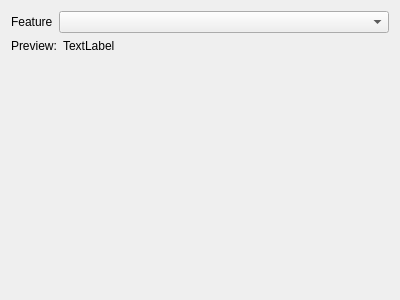
The window that src/ui/qgsexpressionpreviewbase.ui (carsmie/QGIS) describes before a commit, drawn with Qt 5.
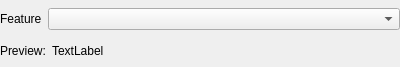
The same window after the commit. Custom widgets are drawn as their Qt base class.

```diff
--- a/src/ui/qgsexpressionpreviewbase.ui
+++ b/src/ui/qgsexpressionpreviewbase.ui
@@ -7,17 +7,29 @@
     <x>0</x>
     <y>0</y>
     <width>400</width>
-    <height>300</height>
+    <height>67</height>
    </rect>
   </property>
   <property name="windowTitle">
    <string>Form</string>
   </property>
   <layout class="QGridLayout" name="gridLayout">
+   <property name="leftMargin">
+    <number>0</number>
+   </property>
+   <property name="topMargin">
+    <number>0</number>
+   </property>
+   <property name="rightMargin">
+    <number>0</number>
+   </property>
+   <property name="bottomMargin">
+    <number>0</number>
+   </property>
    <item row="1" column="0">
     <widget class="QLabel" name="label">
      <property name="sizePolicy">
-      <sizepolicy hsizetype="Maximum" vsizetype="Preferred">
+      <sizepolicy hsizetype="Maximum" vsizetype="Fixed">
        <horstretch>0</horstretch>
        <verstretch>0</verstretch>
       </sizepolicy>
@@ -26,14 +38,14 @@
       <string>Preview:</string>
      </property>
      <property name="alignment">
-      <set>Qt::AlignLeading|Qt::AlignLeft|Qt::AlignTop</set>
+      <set>Qt::AlignLeading|Qt::AlignLeft|Qt::AlignVCenter</set>
      </property>
     </widget>
    </item>
    <item row="1" column="1">
     <widget class="QLabel" name="mPreviewLabel">
      <property name="sizePolicy">
-      <sizepolicy hsizetype="Preferred" vsizetype="MinimumExpanding">
+      <sizepolicy hsizetype="Preferred" vsizetype="Preferred">
        <horstretch>0</horstretch>
        <verstretch>0</verstretch>
       </sizepolicy>
@@ -42,7 +54,7 @@
       <string>TextLabel</string>
      </property>
      <property name="alignment">
-      <set>Qt::AlignLeading|Qt::AlignLeft|Qt::AlignTop</set>
+      <set>Qt::AlignLeading|Qt::AlignLeft|Qt::AlignVCenter</set>
      </property>
      <property name="wordWrap">
       <bool>true</bool>
@@ -57,7 +69,7 @@
      <item>
       <widget class="QLabel" name="label_2">
        <property name="sizePolicy">
-        <sizepolicy hsizetype="Maximum" vsizetype="Preferred">
+        <sizepolicy hsizetype="Maximum" vsizetype="Fixed">
          <horstretch>0</horstretch>
          <verstretch>0</verstretch>
         </sizepolicy>
```
